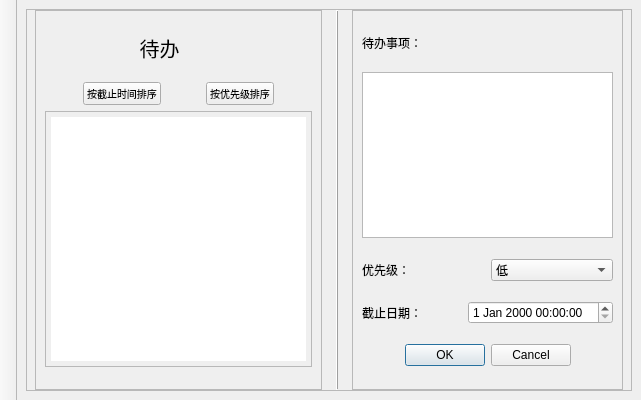
First picture: the form in mainwindow.ui, repository evtrouble/ham, before the edit.
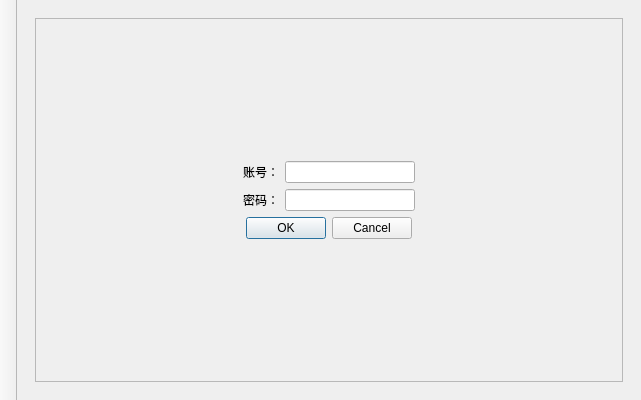
Second picture: the form after the edit. Icons and pictures are not drawn. Custom widgets are drawn as their Qt base class.

```diff
--- a/mainwindow.ui
+++ b/mainwindow.ui
@@ -61,7 +61,7 @@
        </size>
       </property>
       <property name="currentIndex">
-       <number>2</number>
+       <number>4</number>
       </property>
       <widget class="QWidget" name="home">
        <layout class="QGridLayout" name="gridLayout_3">
@@ -793,6 +793,134 @@
         </item>
        </layout>
       </widget>
+      <widget class="QWidget" name="login">
+       <layout class="QGridLayout" name="gridLayout_8">
+        <item row="0" column="0">
+         <widget class="QFrame" name="frame_2">
+          <property name="sizePolicy">
+           <sizepolicy hsizetype="Expanding" vsizetype="Expanding">
+            <horstretch>0</horstretch>
+            <verstretch>0</verstretch>
+           </sizepolicy>
+          </property>
+          <property name="frameShape">
+           <enum>QFrame::Shape::StyledPanel</enum>
+          </property>
+          <property name="frameShadow">
+           <enum>QFrame::Shadow::Raised</enum>
+          </property>
+          <layout class="QHBoxLayout" name="horizontalLayout_6">
+           <item>
+            <spacer name="horizontalSpacer_7">
+             <property name="orientation">
+              <enum>Qt::Orientation::Horizontal</enum>
+             </property>
+             <property name="sizeHint" stdset="0">
+              <size>
+               <width>40</width>
+               <height>20</height>
+              </size>
+             </property>
+            </spacer>
+           </item>
+           <item>
+            <widget class="QFrame" name="frame_5">
+             <property name="frameShape">
+              <enum>QFrame::Shape::NoFrame</enum>
+             </property>
+             <property name="frameShadow">
+              <enum>QFrame::Shadow::Raised</enum>
+             </property>
+             <layout class="QVBoxLayout" name="verticalLayout_2">
+              <item>
+               <spacer name="verticalSpacer">
+                <property name="orientation">
+                 <enum>Qt::Orientation::Vertical</enum>
+                </property>
+                <property name="sizeHint" stdset="0">
+                 <size>
+                  <width>20</width>
+                  <height>120</height>
+                 </size>
+                </property>
+               </spacer>
+              </item>
+              <item>
+               <layout class="QHBoxLayout" name="horizontalLayout_4">
+                <item>
+                 <widget class="QLabel" name="label">
+                  <property name="text">
+                   <string>账号：</string>
+                  </property>
+                 </widget>
+                </item>
+                <item>
+                 <widget class="QLineEdit" name="usernameEdit"/>
+                </item>
+               </layout>
+              </item>
+              <item>
+               <layout class="QHBoxLayout" name="horizontalLayout_5">
+                <item>
+                 <widget class="QLabel" name="label_2">
+                  <property name="text">
+                   <string>密码：</string>
+                  </property>
+                 </widget>
+                </item>
+                <item>
+                 <widget class="QLineEdit" name="passwordEdit">
+                  <property name="echoMode">
+                   <enum>QLineEdit::EchoMode::Password</enum>
+                  </property>
+                 </widget>
+                </item>
+               </layout>
+              </item>
+              <item>
+               <widget class="QDialogButtonBox" name="buttonBox_2">
+                <property name="standardButtons">
+                 <set>QDialogButtonBox::StandardButton::Cancel|QDialogButtonBox::StandardButton::Ok</set>
+                </property>
+                <property name="centerButtons">
+                 <bool>true</bool>
+                </property>
+               </widget>
+              </item>
+              <item>
+               <spacer name="verticalSpacer_10">
+                <property name="orientation">
+                 <enum>Qt::Orientation::Vertical</enum>
+                </property>
+                <property name="sizeHint" stdset="0">
+                 <size>
+                  <width>20</width>
+                  <height>40</height>
+                 </size>
+                </property>
+               </spacer>
+              </item>
+             </layout>
+            </widget>
+           </item>
+           <item>
+            <spacer name="horizontalSpacer_8">
+             <property name="orientation">
+              <enum>Qt::Orientation::Horizontal</enum>
+             </property>
+             <property name="sizeHint" stdset="0">
+              <size>
+               <width>40</width>
+               <height>20</height>
+              </size>
+             </property>
+            </spacer>
+           </item>
+          </layout>
+         </widget>
+        </item>
+       </layout>
+      </widget>
      </widget>
     </item>
    </layout>
```
